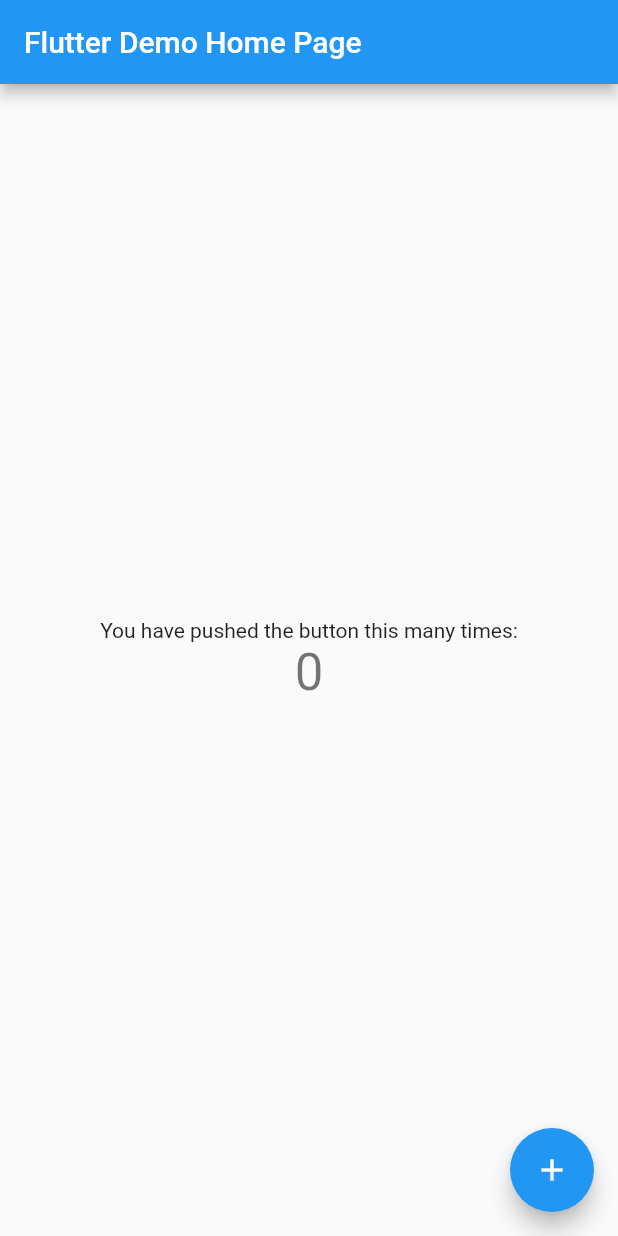
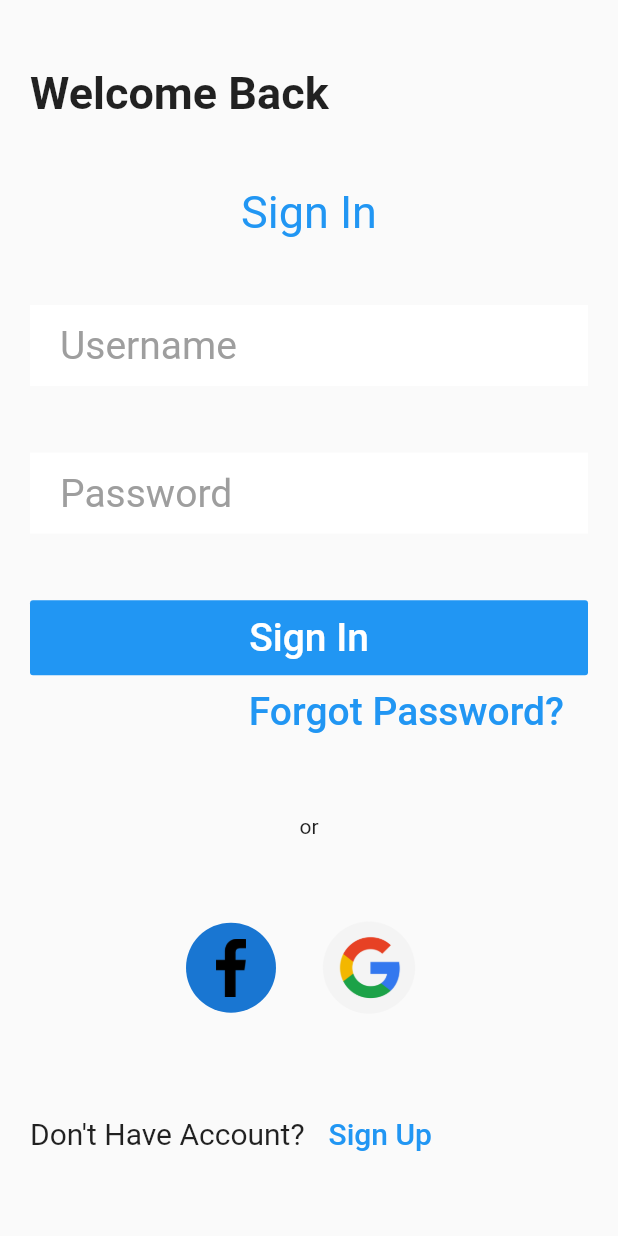
Before and after one commit to FredAPP/lindy, a Flutter app: the screen it shows after launch, on a phone screen of 412 x 824 dp. Run offline on Flutter 3.47's test engine with Material 2 defaults, Android fonts, the phone set to English and light mode, and no system bars.

Commit message:
git inicial do projeto

```diff
--- a/lib/main.dart
+++ b/lib/main.dart
@@ -1,108 +1,16 @@
 import 'package:flutter/material.dart';
+import 'package:telalogin/screens/login.dart';
 
 void main() {
   runApp(MyApp());
 }
 
 class MyApp extends StatelessWidget {
-  // This widget is the root of your application.
   @override
   Widget build(BuildContext context) {
     return MaterialApp(
-      title: 'Flutter Demo',
-      theme: ThemeData(
-        primarySwatch: Colors.blue,
-        // This makes the visual density adapt to the platform that you run
-        // the app on. For desktop platforms, the controls will be smaller and
-        // closer together (more dense) than on mobile platforms.
-        visualDensity: VisualDensity.adaptivePlatformDensity,
-      ),
-      home: MyHomePage(title: 'Flutter Demo Home Page'),
+      debugShowCheckedModeBanner: false, //CHUPA DEBUG
+      home: LoginPage(),
     );
   }
 }
-
-class MyHomePage extends StatefulWidget {
-  MyHomePage({Key key, this.title}) : super(key: key);
-
-  // This widget is the home page of your application. It is stateful, meaning
-  // that it has a State object (defined below) that contains fields that affect
-  // how it looks.
-
-  // This class is the configuration for the state. It holds the values (in this
-  // case the title) provided by the parent (in this case the App widget) and
-  // used by the build method of the State. Fields in a Widget subclass are
-  // always marked "final".
-
-  final String title;
-
-  @override
-  _MyHomePageState createState() => _MyHomePageState();
-}
-
-class _MyHomePageState extends State<MyHomePage> {
-  int _counter = 0;
-
-  void _incrementCounter() {
-    setState(() {
-      // This call to setState tells the Flutter framework that something has
-      // changed in this State, which causes it to rerun the build method below
-      // so that the display can reflect the updated values. If we changed
-      // _counter without calling setState(), then the build method would not be
-      // called again, and so nothing would appear to happen.
-      _counter++;
-    });
-  }
-
-  @override
-  Widget build(BuildContext context) {
-    // This method is rerun every time setState is called, for instance as done
-    // by the _incrementCounter method above.
-    //
-    // The Flutter framework has been optimized to make rerunning build methods
-    // fast, so that you can just rebuild anything that needs updating rather
-    // than having to individually change instances of widgets.
-    return Scaffold(
-      appBar: AppBar(
-        // Here we take the value from the MyHomePage object that was created by
-        // the App.build method, and use it to set our appbar title.
-        title: Text(widget.title),
-      ),
-      body: Center(
-        // Center is a layout widget. It takes a single child and positions it
-        // in the middle of the parent.
-        child: Column(
-          // Column is also a layout widget. It takes a list of children and
-          // arranges them vertically. By default, it sizes itself to fit its
-          // children horizontally, and tries to be as tall as its parent.
-          //
-          // Invoke "debug painting" (press "p" in the console, choose the
-          // "Toggle Debug Paint" action from the Flutter Inspector in Android
-          // Studio, or the "Toggle Debug Paint" command in Visual Studio Code)
-          // to see the wireframe for each widget.
-          //
-          // Column has various properties to control how it sizes itself and
-          // how it positions its children. Here we use mainAxisAlignment to
-          // center the children vertically; the main axis here is the vertical
-          // axis because Columns are vertical (the cross axis would be
-          // horizontal).
-          mainAxisAlignment: MainAxisAlignment.center,
-          children: <Widget>[
-            Text(
-              'You have pushed the button this many times:',
-            ),
-            Text(
-              '$_counter',
-              style: Theme.of(context).textTheme.headline4,
-            ),
-          ],
-        ),
-      ),
-      floatingActionButton: FloatingActionButton(
-        onPressed: _incrementCounter,
-        tooltip: 'Increment',
-        child: Icon(Icons.add),
-      ), // This trailing comma makes auto-formatting nicer for build methods.
-    );
-  }
-}
--- /dev/null
+++ b/lib/screens/login.dart
@@ -0,0 +1,133 @@
+import 'package:flutter/material.dart';
+import 'package:telalogin/screens/forgot.dart';
+import 'package:telalogin/screens/signup.dart';
+import 'home_page.dart';
+
+//https://assets.materialup.com/uploads/e6018e43-e21f-4917-a6a1-4de8451a86d6/preview.png
+
+class LoginPage extends StatelessWidget {
+  @override
+  Widget build(BuildContext context) {
+    return SafeArea(
+      child: Scaffold(
+        backgroundColor: Colors.grey[50],
+        body: Padding(
+          padding: EdgeInsets.symmetric(
+            horizontal: 20,
+          ),
+          child: Column(
+            mainAxisAlignment: MainAxisAlignment.spaceEvenly,
+            children: [
+              Align(
+                alignment: Alignment.topLeft,
+                child: Text('Welcome Back',
+                    style:
+                        TextStyle(fontSize: 30, fontWeight: FontWeight.bold)),
+              ),
+              Text('Sign In',
+                  style: TextStyle(fontSize: 30, color: Colors.blue)),
+              Container(
+                padding: EdgeInsets.only(left: 20),
+                color: Colors.white,
+                child: TextField(
+                  decoration: InputDecoration(
+                    border: InputBorder.none,
+                    hintText: 'Username',
+                    hintStyle: TextStyle(color: Colors.grey, fontSize: 26),
+                  ),
+                ),
+              ),
+              Container(
+                padding: EdgeInsets.only(left: 20),
+                color: Colors.white,
+                child: TextField(
+                  decoration: InputDecoration(
+                    border: InputBorder.none,
+                    hintText: 'Password',
+                    hintStyle: TextStyle(color: Colors.grey, fontSize: 26),
+                  ),
+                ),
+              ),
+              Column(
+                children: [
+                  Container(
+                    width: double.infinity,
+                    height: 50,
+                    child: FlatButton(
+                      color: Colors.blue,
+                      onPressed: () {
+                        Navigator.of(context).push(MaterialPageRoute(
+                          builder: (context) => HomePage(),
+                        ));
+                      },
+                      child: Text(
+                        'Sign In',
+                        style: TextStyle(color: Colors.white, fontSize: 26),
+                      ),
+                    ),
+                  ),
+                  Align(
+                    alignment: Alignment.topRight,
+                    child: FlatButton(
+                      onPressed: () {
+                        Navigator.of(context).push(MaterialPageRoute(
+                          builder: (context) => ForgotPage(),
+                        ));
+                      },
+                      child: Text(
+                        'Forgot Password?',
+                        style: TextStyle(color: Colors.blue, fontSize: 26),
+                      ),
+                    ),
+                  ),
+                ],
+              ),
+              Text('or'),
+              Row(
+                mainAxisAlignment: MainAxisAlignment.center,
+                children: [
+                  GestureDetector(
+                    onTap: () {},
+                    child: CircleAvatar(
+                      child: Container(
+                          width: 20,
+                          child: Image(
+                              image: AssetImage('assets/icons/facebook.png'))),
+                      radius: 30,
+                    ),
+                  ),
+                  SizedBox(
+                    width: 20,
+                  ),
+                  GestureDetector(
+                    onTap: () {},
+                    child: CircleAvatar(
+                      child:
+                          Image(image: AssetImage('assets/icons/google.png')),
+                      radius: 42,
+                      backgroundColor: Colors.grey[50],
+                    ),
+                  )
+                ],
+              ),
+              Row(
+                children: [
+                  Text('Don\'t Have Account?', style: TextStyle(fontSize: 20)),
+                  FlatButton(
+                    onPressed: () {
+                      Navigator.of(context).push(MaterialPageRoute(
+                        builder: (context) => SignupPage(),
+                      ));
+                    },
+                    child: Text('Sign Up',
+                        style: TextStyle(fontSize: 20, color: Colors.blue)),
+                  ),
+                ],
+              )
+            ],
+          ),
+        ),
+      ),
+    );
+  }
+}
```
Also changed, not shown: lib/models/article_info.dart (added, +52 -0 lines), lib/screens/forgot.dart (added, +74 -0 lines), lib/screens/home_page.dart (added, +25 -0 lines), lib/screens/signup.dart (added, +114 -0 lines), lib/widgets/articles.dart (added, +16 -0 lines), pubspec.yaml (+4 -4 lines), assets/icons/facebook.png (added), assets/icons/google.png (added).
